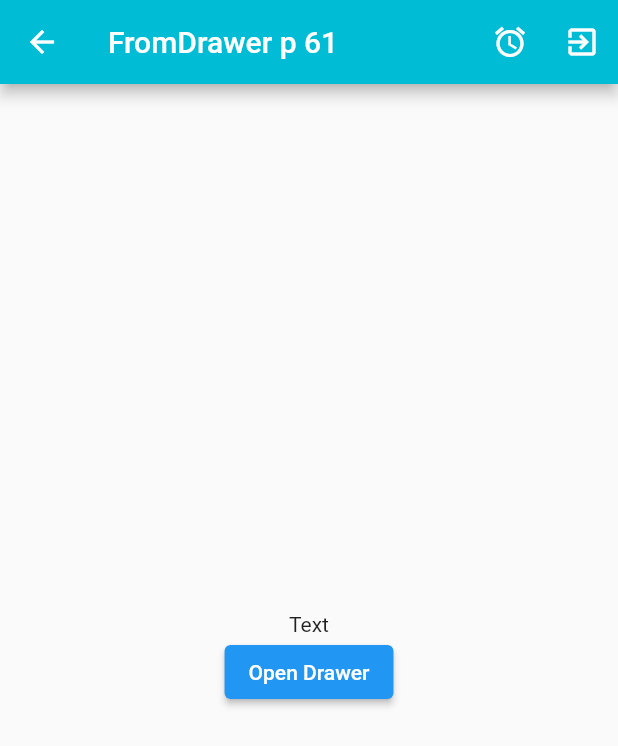
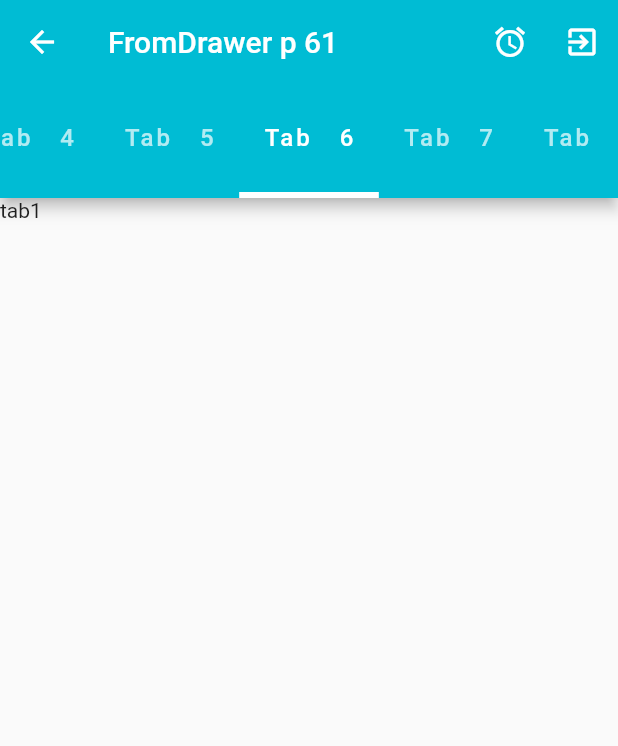
Before and after one commit to OuchattiKhadija/First_App_Flutter, a Flutter app: the screen it shows after launch, on a phone screen of 412 x 824 dp. Shown: the top 746 px of the screen. Run offline on Flutter 3.47's test engine with Material 2 defaults, Android fonts, the phone set to English and light mode, and no system bars.

Commit message:
TabBar/ Tabs  / TabController

```diff
--- a/lib/widgetFromDrawerPart.dart
+++ b/lib/widgetFromDrawerPart.dart
@@ -9,7 +9,15 @@ class FromDrawerPart extends StatefulWidget {
   _FromDrawerPartState createState() => _FromDrawerPartState();
 }
 
-class _FromDrawerPartState extends State<FromDrawerPart> {
+class _FromDrawerPartState extends State<FromDrawerPart>
+    with SingleTickerProviderStateMixin {
+  TabController? myconroller;
+  @override
+  void initState() {
+    myconroller = TabController(length: 10, vsync: this, initialIndex: 5);
+    super.initState();
+  }
+
   GlobalKey<ScaffoldState> scaffoldKey = GlobalKey<ScaffoldState>();
 
   @override
@@ -18,9 +26,12 @@ class _FromDrawerPartState extends State<FromDrawerPart> {
       key: scaffoldKey,
       appBar: AppBar(
         title: Text("FromDrawer p 61"),
-        leading: IconButton(icon: Icon(Icons.arrow_back),onPressed: (){
-          print("back prssed");
-        },),
+        leading: IconButton(
+          icon: Icon(Icons.arrow_back),
+          onPressed: () {
+            print("back prssed");
+          },
+        ),
         actions: [
           IconButton(
               onPressed: () {
@@ -35,10 +46,32 @@ class _FromDrawerPartState extends State<FromDrawerPart> {
         ],
         backgroundColor: Colors.cyan,
 //        centerTitle: true,
+        bottom: TabBar(
+            controller: myconroller,
+            isScrollable: true,
+            indicatorColor: Colors.white,
+            indicatorWeight: 4,
+            //padding: EdgeInsets.only(bottom: 5),
+            //  labelColor: Colors.red,
+            labelStyle: TextStyle(fontSize:16,letterSpacing: 2),
+          onTap: (index){
+            print(index);
+          },
+            tabs: [
+              Tab(icon: Icon(Icons.text_snippet), child: Text("Tab   1")),
+              Tab(child: Text("Tab   2")),
+              Tab(child: Text("Tab   3")),
+              Tab(child: Text("Tab   4")),
+              Tab(child: Text("Tab   5")),
+              Tab(child: Text("Tab   6")),
+              Tab(child: Text("Tab   7")),
+              Tab(child: Text("Tab   8")),
+              Tab(child: Text("Tab   9")),
+              Tab(child: Text("Tab   10")),
+            ]),
       ),
       drawerScrimColor: Colors.transparent,
       drawer: Drawer(
-
         child: Column(
           children: [
             UserAccountsDrawerHeader(
@@ -84,18 +117,18 @@ class _FromDrawerPartState extends State<FromDrawerPart> {
           ],
         ),
       ),
-      body: Container(
-          alignment: Alignment.center,
-          width: double.infinity,
-          padding: EdgeInsets.all(10),
-          child:Column(
-            mainAxisAlignment: MainAxisAlignment.center,
-            children: [
-             Text("Text"),
-             ElevatedButton(onPressed: (){
-                scaffoldKey.currentState!.openDrawer();
-             },child: Text("Open Drawer"),)
-          ],)),
+      body: TabBarView(controller: myconroller, children: [
+        Text("tab1"),
+        Text("tab2"),
+        Text("tab3"),
+        Text("tab4"),
+        Text("tab5"),
+        Text("tab1"),
+        Text("tab2"),
+        Text("tab3"),
+        Text("tab4"),
+        Text("tab5"),
+      ]),
     );
   }
 }
```
